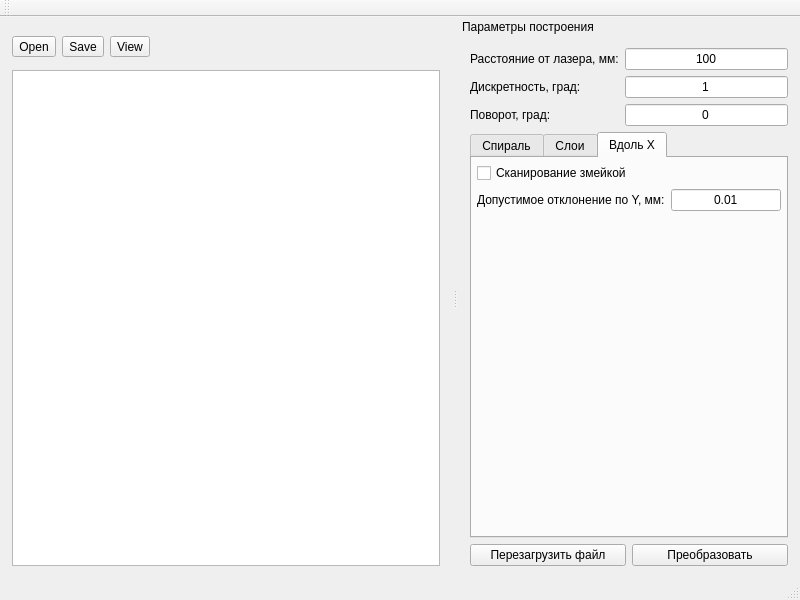
This is app/Scan2Slice/gui/mainwindow.ui in ApplicationsForge/Scan2Slice as Qt 5 draws it before an edit. The edited form follows.
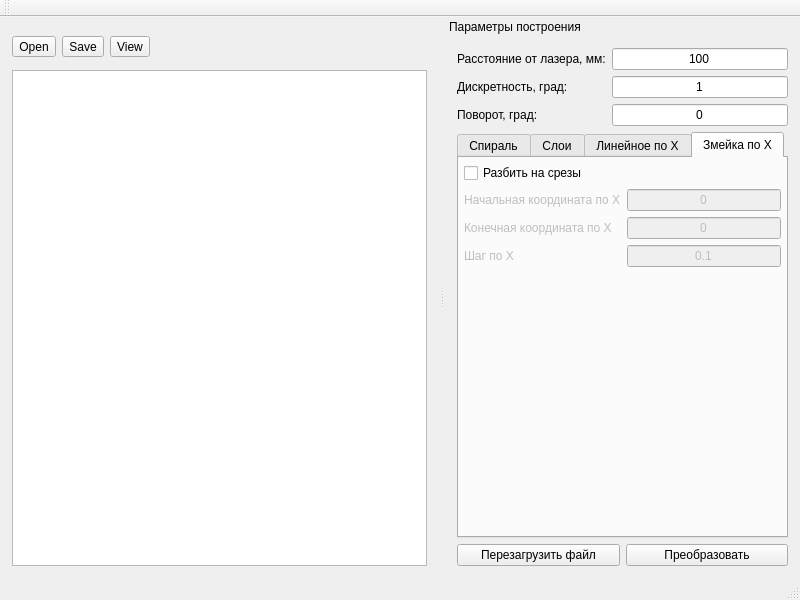
This is the edited form. Icons and pictures are not drawn.

```diff
--- a/app/Scan2Slice/gui/mainwindow.ui
+++ b/app/Scan2Slice/gui/mainwindow.ui
@@ -317,7 +317,7 @@
         <enum>QTabWidget::Rounded</enum>
        </property>
        <property name="currentIndex">
-        <number>2</number>
+        <number>3</number>
        </property>
        <property name="elideMode">
         <enum>Qt::ElideRight</enum>
@@ -447,7 +447,7 @@
        </widget>
        <widget class="QWidget" name="linearScanTab">
         <attribute name="title">
-         <string>Вдоль X</string>
+         <string>Линейное по X</string>
         </attribute>
         <layout class="QGridLayout" name="gridLayout_4">
          <property name="leftMargin">
@@ -462,7 +462,7 @@
          <property name="bottomMargin">
           <number>5</number>
          </property>
-         <item row="2" column="0" colspan="2">
+         <item row="1" column="0" colspan="2">
           <spacer name="verticalSpacer_2">
            <property name="orientation">
             <enum>Qt::Vertical</enum>
@@ -475,7 +475,7 @@
            </property>
           </spacer>
          </item>
-         <item row="1" column="0">
+         <item row="0" column="0">
           <widget class="QLabel" name="toleranceYLabel">
            <property name="toolTip">
             <string>Допустимое отклонение точек одного среза по оси X</string>
@@ -485,7 +485,7 @@
            </property>
           </widget>
          </item>
-         <item row="1" column="1">
+         <item row="0" column="1">
           <widget class="QLineEdit" name="toleranceYLineEdit">
            <property name="inputMethodHints">
             <set>Qt::ImhPreferNumbers</set>
@@ -498,13 +498,117 @@
            </property>
           </widget>
          </item>
+        </layout>
+       </widget>
+       <widget class="QWidget" name="snakeTab">
+        <attribute name="title">
+         <string>Змейка по X</string>
+        </attribute>
+        <layout class="QGridLayout" name="gridLayout_5">
+         <property name="leftMargin">
+          <number>5</number>
+         </property>
+         <property name="topMargin">
+          <number>5</number>
+         </property>
+         <property name="rightMargin">
+          <number>5</number>
+         </property>
+         <property name="bottomMargin">
+          <number>5</number>
+         </property>
+         <item row="1" column="0">
+          <widget class="QLabel" name="lowerBoundLabel">
+           <property name="enabled">
+            <bool>false</bool>
+           </property>
+           <property name="text">
+            <string>Начальная координата по X</string>
+           </property>
+          </widget>
+         </item>
+         <item row="3" column="1">
+          <widget class="QLineEdit" name="sliceStepLineEdit">
+           <property name="enabled">
+            <bool>false</bool>
+           </property>
+           <property name="text">
+            <string>0.1</string>
+           </property>
+           <property name="alignment">
+            <set>Qt::AlignCenter</set>
+           </property>
+          </widget>
+         </item>
+         <item row="1" column="1">
+          <widget class="QLineEdit" name="lowerBoundLineEdit">
+           <property name="enabled">
+            <bool>false</bool>
+           </property>
+           <property name="text">
+            <string>0</string>
+           </property>
+           <property name="alignment">
+            <set>Qt::AlignCenter</set>
+           </property>
+          </widget>
+         </item>
          <item row="0" column="0">
-          <widget class="QCheckBox" name="snakeScanCheckBox">
+          <widget class="QCheckBox" name="getSlicesCheckBox">
+           <property name="enabled">
+            <bool>true</bool>
+           </property>
            <property name="text">
-            <string>Сканирование змейкой</string>
+            <string>Разбить на срезы</string>
            </property>
           </widget>
          </item>
+         <item row="2" column="0">
+          <widget class="QLabel" name="upperBoundLabel">
+           <property name="enabled">
+            <bool>false</bool>
+           </property>
+           <property name="text">
+            <string>Конечная координата по X</string>
+           </property>
+          </widget>
+         </item>
+         <item row="2" column="1">
+          <widget class="QLineEdit" name="upperBoundLineEdit">
+           <property name="enabled">
+            <bool>false</bool>
+           </property>
+           <property name="text">
+            <string>0</string>
+           </property>
+           <property name="alignment">
+            <set>Qt::AlignCenter</set>
+           </property>
+          </widget>
+         </item>
+         <item row="3" column="0">
+          <widget class="QLabel" name="sliceStepLabel">
+           <property name="enabled">
+            <bool>false</bool>
+           </property>
+           <property name="text">
+            <string>Шаг по X</string>
+           </property>
+          </widget>
+         </item>
+         <item row="4" column="0" colspan="2">
+          <spacer name="verticalSpacer_3">
+           <property name="orientation">
+            <enum>Qt::Vertical</enum>
+           </property>
+           <property name="sizeHint" stdset="0">
+            <size>
+             <width>20</width>
+             <height>100</height>
+            </size>
+           </property>
+          </spacer>
+         </item>
         </layout>
        </widget>
       </widget>
```
